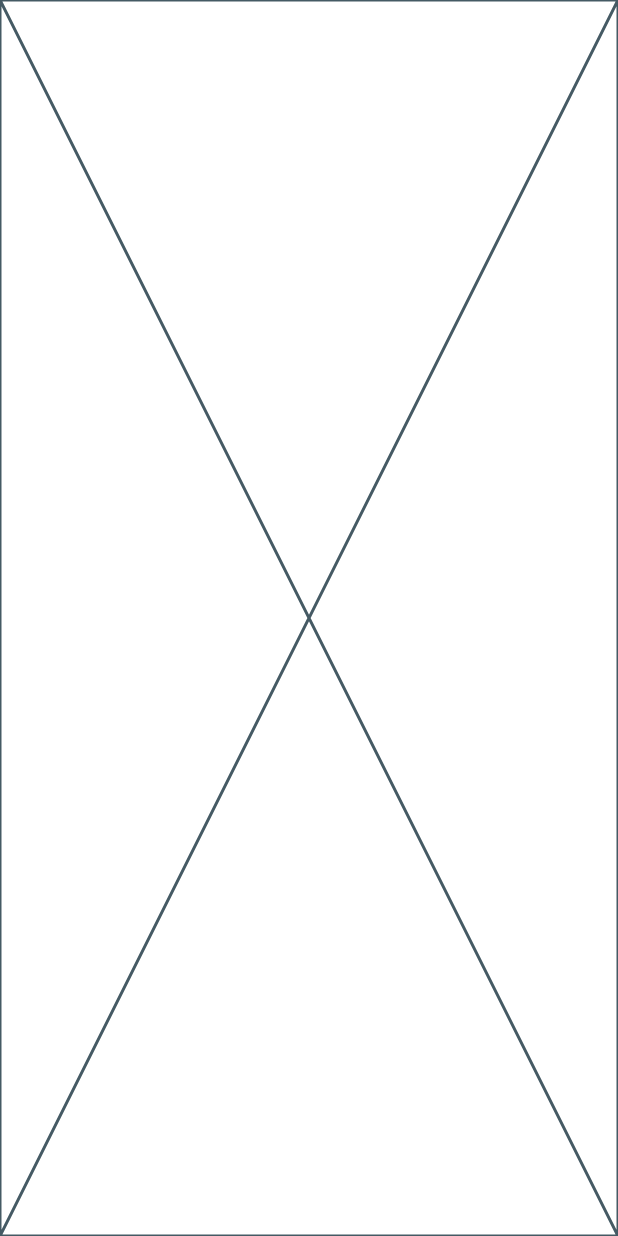
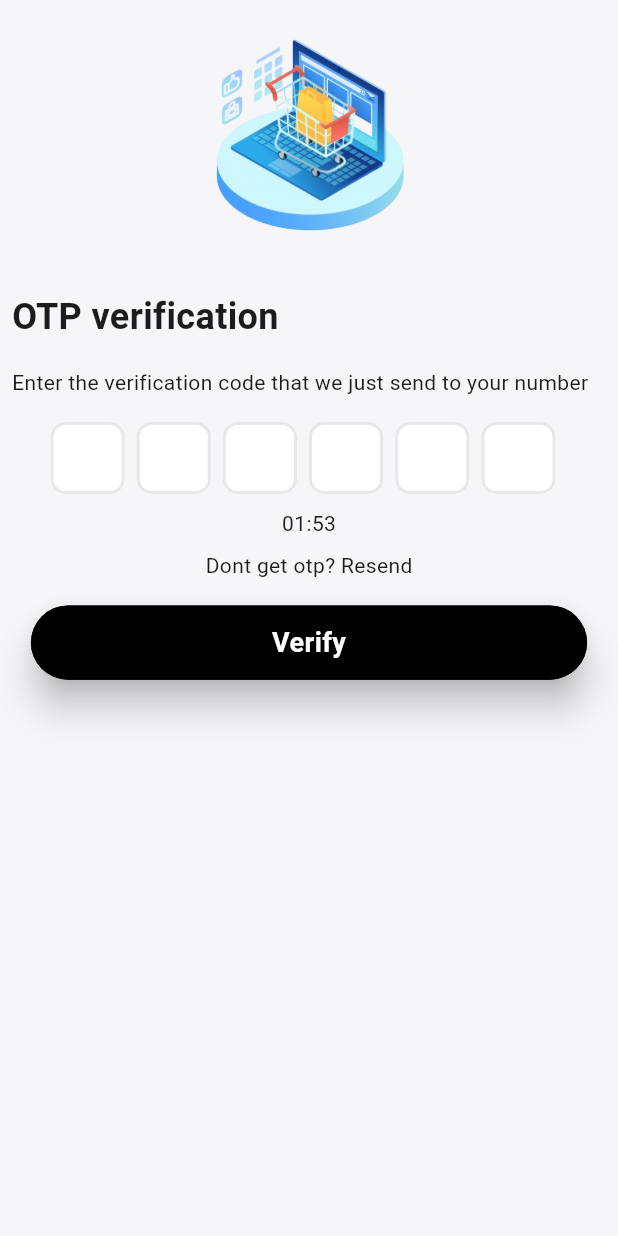
Before and after one commit to SuhailJafrinmk/total-x-machine-test, a Flutter app: the screen it shows after launch, on a phone screen of 412 x 824 dp. Run offline on Flutter 3.47's test engine with Material 3 defaults, Android fonts, the phone set to English and light mode, and no system bars; drawn by our look-alikes of flutter_otp_text_field; our stand-ins replace cloud_firestore, firebase_auth, firebase_core, flutter_svg, shared_preferences; accounts and stored records are empty.

Commit message:
completed the verify otp page ui-little bit styling left

```diff
--- a/lib/constants/app_theme.dart
+++ b/lib/constants/app_theme.dart
@@ -1,11 +1,19 @@
 import 'package:flutter/material.dart';
 import 'package:totelx_machine_test/constants/app_colors.dart';
+import 'package:totelx_machine_test/constants/app_text_styles.dart';
 
 class AppTheme{
-  ThemeData darkTheme=ThemeData(
+  static ThemeData darkTheme=ThemeData(
     scaffoldBackgroundColor:AppColors.bgColor,
     appBarTheme: const AppBarTheme(
     backgroundColor: AppColors.primaryColor,
-    )
+    ) ,
+    // textTheme: TextTheme(
+    //   titleLarge: AppTextStyles.headline,
+    //   titleMedium: AppTextStyles.subtitle,
+    //   button: AppTextStyles.button,
+
+
+    // )
   );
 }
--- a/lib/main.dart
+++ b/lib/main.dart
@@ -1,7 +1,11 @@
 import 'package:firebase_core/firebase_core.dart';
+import 'package:flutter/material.dart';
 import 'package:flutter/widgets.dart';
+import 'package:totelx_machine_test/constants/app_theme.dart';
 import 'package:totelx_machine_test/firebase_options.dart';
 import 'package:totelx_machine_test/utils/shared_preferences_helper.dart';
+import 'package:totelx_machine_test/view/screens/authentication/number_input_screen.dart';
+import 'package:totelx_machine_test/view/screens/authentication/verify_otp_screen.dart';
 
 Future<void> main() async {
   WidgetsFlutterBinding.ensureInitialized();
@@ -17,6 +21,10 @@ class MyApp extends StatelessWidget {
 
   @override
   Widget build(BuildContext context) {
-    return const Placeholder();
+    return  MaterialApp(
+      debugShowCheckedModeBanner: false,
+      theme: AppTheme.darkTheme,
+      home: VerifyOtpScreen(),
+    );
   }
 }
--- /dev/null
+++ b/lib/view/common_widgets/countdown_timer.dart
@@ -0,0 +1,54 @@
+import 'dart:async';
+
+import 'package:flutter/material.dart';
+
+class CountdownTimerWidget extends StatefulWidget {
+  @override
+  _CountdownTimerWidgetState createState() => _CountdownTimerWidgetState();
+}
+
+class _CountdownTimerWidgetState extends State<CountdownTimerWidget> {
+
+  Duration _duration = Duration(minutes: 2);
+
+  Timer? _timer;
+
+  int _countdownValue = 0;
+
+  @override
+  void initState() {
+    super.initState();
+    startTimer();
+  }
+
+  @override
+  void dispose() {
+    _timer?.cancel();
+    super.dispose();
+  }
+
+
+  void startTimer() {
+    _timer = Timer.periodic(Duration(seconds: 1), (timer) {
+      if (_duration.inSeconds <= 0) {
+        _timer?.cancel();
+      } else {
+        setState(() {
+          _countdownValue = _duration.inSeconds;
+          _duration = _duration - Duration(seconds: 1);
+        });
+      }
+    });
+  }
+  String formatDuration(Duration duration) {
+    String twoDigits(int n) => n.toString().padLeft(2, '0');
+    String minutes = twoDigits(duration.inMinutes.remainder(60));
+    String seconds = twoDigits(duration.inSeconds.remainder(60));
+    return "$minutes:$seconds";
+  }
+
+  @override
+  Widget build(BuildContext context) {
+    return Text('${formatDuration(_duration)}');
+  }
+}
--- /dev/null
+++ b/lib/view/common_widgets/custom_button.dart
@@ -0,0 +1,67 @@
+import 'package:flutter/material.dart';
+
+class CustomButtonBlack extends StatefulWidget {
+  final double? width;
+  final Color? color;
+  final String text;
+  final double? height;
+  final VoidCallback? ontap;
+  final double? buttonRadius;
+  final Color? textColor;
+  final double? elevation;
+
+  CustomButtonBlack({
+    super.key,
+    required this.text,
+    this.buttonRadius,
+    this.width,
+    this.color,
+    this.height,
+    this.ontap,
+    this.textColor,
+    this.elevation,
+  });
+
+  @override
+  State<CustomButtonBlack> createState() => _CustomButtonBlackState();
+}
+
+class _CustomButtonBlackState extends State<CustomButtonBlack> {
+  late Color buttonColor;
+
+  @override
+  void initState() {
+    super.initState();
+    buttonColor = widget.color ?? Colors.black;
+  }
+
+  @override
+  Widget build(BuildContext context) {
+    final Size size = MediaQuery.of(context).size;
+    return InkWell(
+      child: Material(
+        elevation: widget.elevation ?? 10,
+        color: widget.color ?? Colors.black,
+        borderRadius: BorderRadius.circular(widget.buttonRadius ?? 30),
+        child: Container(
+          width: widget.width ?? size.width * 0.9,
+          height: widget.height ?? size.height * 0.06,
+          decoration: BoxDecoration(
+            borderRadius: BorderRadius.circular(widget.buttonRadius ?? 30),
+            color: buttonColor,
+          ),
+          child: Center(
+            child: Text(
+              widget.text,
+              style: TextStyle(
+                fontWeight: FontWeight.bold,
+                fontSize: 18,
+                color: widget.textColor ?? Colors.white,
+              ),
+            ),
+          ),
+        ),
+      ),
+    );
+  }
+}
--- /dev/null
+++ b/lib/view/screens/authentication/verify_otp_screen.dart
@@ -0,0 +1,104 @@
+import 'package:flutter/material.dart';
+import 'package:flutter/widgets.dart';
+import 'package:totelx_machine_test/constants/app_colors.dart';
+import 'package:totelx_machine_test/constants/app_images.dart';
+import 'package:flutter_otp_text_field/flutter_otp_text_field.dart';
+import 'package:totelx_machine_test/constants/app_text_styles.dart';
+import 'package:totelx_machine_test/view/common_widgets/countdown_timer.dart';
+import 'package:totelx_machine_test/view/common_widgets/custom_button.dart';
+
+class VerifyOtpScreen extends StatefulWidget {
+  const VerifyOtpScreen({super.key});
+
+  @override
+  State<VerifyOtpScreen> createState() => _VerifyOtpScreenState();
+}
+
+class _VerifyOtpScreenState extends State<VerifyOtpScreen> {
+  String otpCode='00';
+  @override
+  Widget build(BuildContext context) {
+    final Size size=MediaQuery.of(context).size;
+    return Scaffold(
+      resizeToAvoidBottomInset: false,
+      body: SizedBox(
+        child: SafeArea(
+          child: Padding(
+            padding: const EdgeInsets.all(8.0),
+            child: Column(
+              children: [
+                Expanded(flex: 1,
+                child: SizedBox(
+                  child: Center(child: Image.asset(AppImages.laptopImage)),
+                )),
+                Expanded(flex: 2,child: SizedBox(
+                  child: Column(
+                    crossAxisAlignment: CrossAxisAlignment.start,
+                    children: [
+                      SizedBox(height: size.height*.03,),
+                      const Text('OTP verification',style: AppTextStyles.subtitle,),
+                      SizedBox(height: size.height*.02,),
+                      const Text('Enter the verification code that we just send to your number'),
+                      SizedBox(height: size.height*.02,),
+                          OtpTextField(
+                            borderColor: Colors.black38,
+                            focusedBorderColor: AppColors.primaryColor,
+                            borderRadius: BorderRadius.circular(10),
+                              contentPadding: const EdgeInsets.all(3),
+                              fieldHeight: size.width * .12,
+                              fieldWidth: size.width * .12,
+                              keyboardType: TextInputType.number,
+                              textStyle: const TextStyle(color: Colors.black),
+                              filled: true,
+                              fillColor: Colors.white,
+                              numberOfFields: 6,
+                              // borderColor: AppColors.primaryColor,
+                              showFieldAsBox: true,
+                              onCodeChanged: (String code) {},
+                              onSubmit: (String verificationCode) {
+                                otpCode = verificationCode;
+                              }, // end onSubmit
+                            ),
+                            SizedBox(height: size.height*.01,),
+                            Row(
+                              mainAxisAlignment: MainAxisAlignment.center,
+                              children: [
+                                CountdownTimerWidget(),
+                              ],
+                            ),
+                            SizedBox(height: size.height*.01,),
+                            const Row(
+                              mainAxisAlignment: MainAxisAlignment.center,
+                              children: [
+                                Text.rich(
+                                  TextSpan(
+                                    text: 'Dont get otp? ',
+                                    children: [
+                                      TextSpan(
+                                        text: 'Resend'
+                                      )
+                                    ]
+                                  )
+                                ),
+                              ],
+                            ),
+                            SizedBox(height: size.height*.02,),
+                            Row(
+                              mainAxisAlignment: MainAxisAlignment.center,
+                              children: [
+                                CustomButtonBlack(text: 'Verify'),
+                              ],
+                            ),
+                    ],
+                  ),
+                )),
+                const Expanded(flex: 2,child: SizedBox()),
+              ],
+            ),
+          ),
+        )
+        ,
+      ),
+    );
+  }
+}
--- a/pubspec.yaml
+++ b/pubspec.yaml
@@ -40,6 +40,8 @@ dependencies:
   shared_preferences: ^2.2.3
   cloud_firestore: ^4.15.8
   flutter_svg: ^2.0.10+1
+  flutter_otp_text_field: ^1.1.3+2
+  either_dart: ^1.0.0
 
 dev_dependencies:
   flutter_test:
```
Also changed, not shown: lib/services/firebase_service.dart (added, +9 -0 lines), lib/utils/firebase_helper.dart (deleted, +0 -7 lines), lib/view/screens/authentication/number_input_screen.dart (+40 -12 lines), pubspec.lock, 2 other files.
